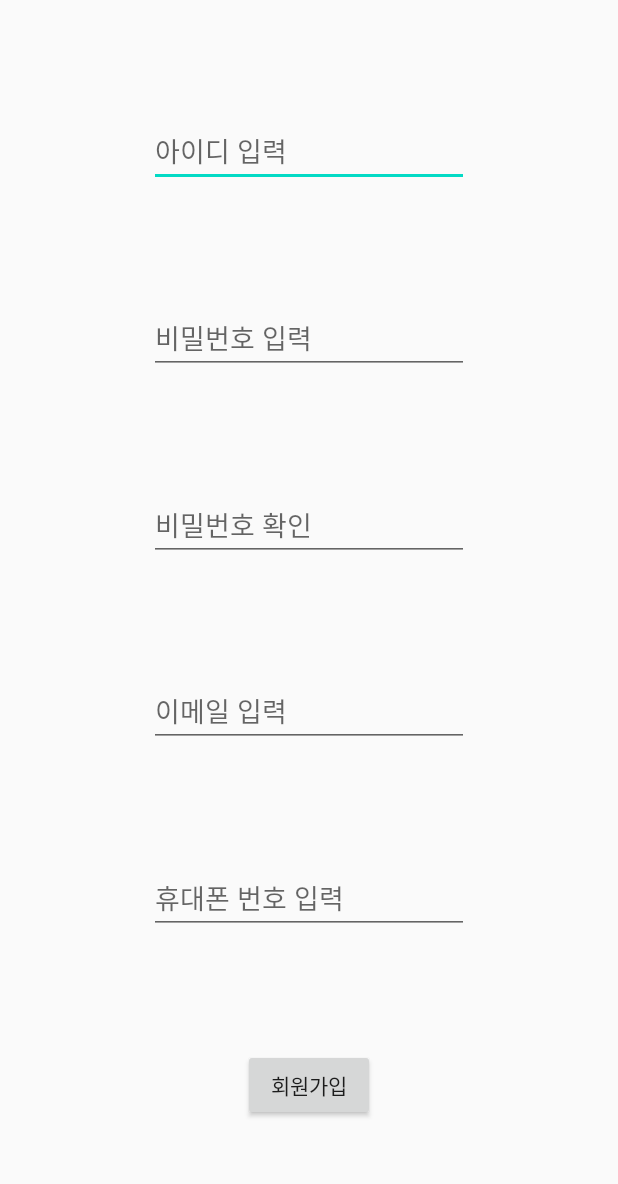
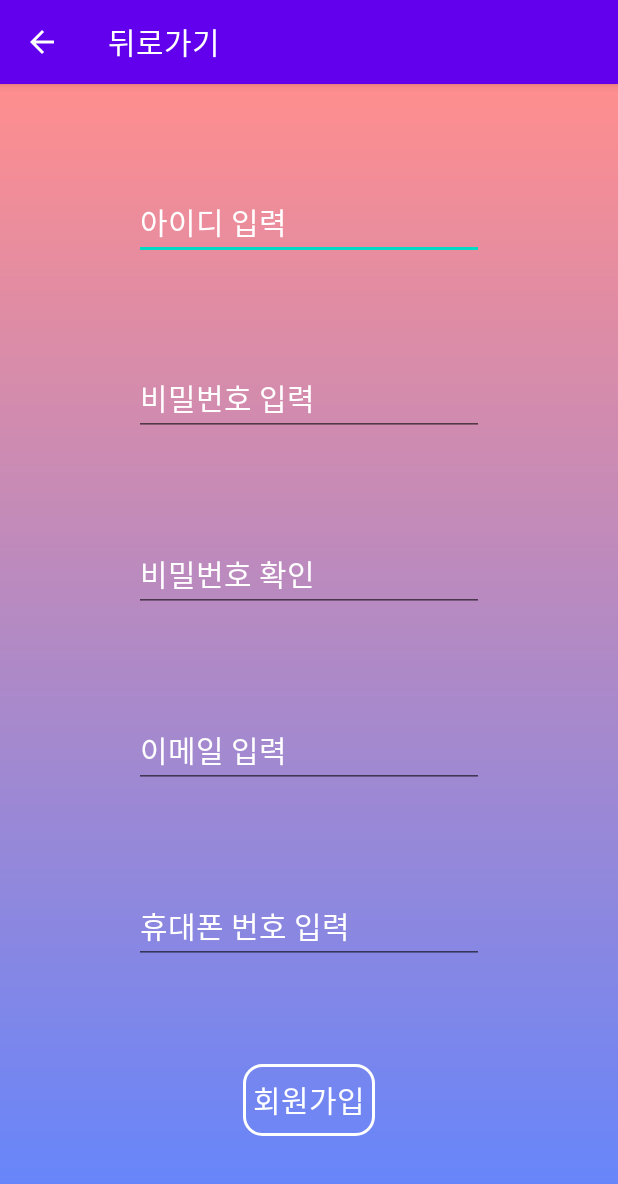
Before and after one commit to 2019-SMHRD-Deep3/doback_Mobile, an Android app: the JoinActivity screen opened directly, with no data from a screen before it, on a phone screen of 412 x 824 dp. Shown: the top 1184 px of the screen. Run offline under Robolectric (Android 15) with nearby library versions, the phone set to English and light mode, and no system bars; our stand-ins replace Volley.

Commit message:
홈, 회원가입, 로그인 화면 간단한 디자인

```diff
--- a/app/src/main/AndroidManifest.xml
+++ b/app/src/main/AndroidManifest.xml
@@ -18,12 +18,11 @@
                 <category android:name="android.intent.category.LAUNCHER" />
             </intent-filter>
         </activity>
-        <activity android:name=".IntroActivity"></activity>
         <activity android:name=".CorrectionActivity" />
         <activity android:name=".Step01Activity" />
         <activity android:name=".StudyActivity" />
-        <activity android:name=".LoginActivity" />
-        <activity android:name=".JoinActivity" />
+        <activity android:name=".LoginActivity" android:parentActivityName=".HomeActivity" />
+        <activity android:name=".JoinActivity" android:parentActivityName=".HomeActivity" />
         <activity android:name=".MainActivity">
 
         </activity>
--- a/app/src/main/java/com/example/doback/HomeActivity.java
+++ b/app/src/main/java/com/example/doback/HomeActivity.java
@@ -1,5 +1,6 @@
 package com.example.doback;
 
+import androidx.appcompat.app.ActionBar;
 import androidx.appcompat.app.AppCompatActivity;
 
 import android.content.Intent;
@@ -15,6 +16,8 @@ public class HomeActivity extends AppCompatActivity {
     protected void onCreate(Bundle savedInstanceState) {
         super.onCreate(savedInstanceState);
         setContentView(R.layout.activity_home);
+        ActionBar actionBar = getSupportActionBar();
+        actionBar.hide();
 
         btn_login = findViewById(R.id.bnt_login);
         btn_join = findViewById(R.id.btn_join);
--- a/app/src/main/java/com/example/doback/JoinActivity.java
+++ b/app/src/main/java/com/example/doback/JoinActivity.java
@@ -80,7 +80,8 @@ public class JoinActivity extends AppCompatActivity {
         super.onCreate(savedInstanceState);
         setContentView(R.layout.activity_join);
         ActionBar actionBar = getSupportActionBar();
-        actionBar.hide();
+        actionBar.setTitle("뒤로가기");
+        actionBar.setDisplayHomeAsUpEnabled(true);
 
         getAppKeyHash();
 
--- a/app/src/main/java/com/example/doback/LoginActivity.java
+++ b/app/src/main/java/com/example/doback/LoginActivity.java
@@ -80,7 +80,8 @@ public class LoginActivity extends AppCompatActivity {
         super.onCreate(savedInstanceState);
         setContentView(R.layout.activity_login);
         ActionBar actionBar = getSupportActionBar();
-        actionBar.hide();
+        actionBar.setTitle("뒤로가기");
+        actionBar.setDisplayHomeAsUpEnabled(true);
 
         getAppKeyHash();
 
--- /dev/null
+++ b/app/src/main/res/drawable/bg1.xml
@@ -0,0 +1,10 @@
+<?xml version="1.0" encoding="utf-8"?>
+<shape xmlns:android="http://schemas.android.com/apk/res/android"
+    android:shape="rectangle">
+
+    <gradient
+        android:startColor="#ff8e8e"
+        android:endColor="#6085ff"
+        android:angle="270"/>
+        <!--android:endColor="#"-->
+</shape>
--- /dev/null
+++ b/app/src/main/res/drawable/btn1.xml
@@ -0,0 +1,32 @@
+<?xml version="1.0" encoding="utf-8"?>
+<selector xmlns:android="http://schemas.android.com/apk/res/android">
+
+    <item android:state_pressed="false">
+        <shape>
+            <stroke
+                android:width="2dp"
+                android:color="#ffffff"/>
+            <corners
+                android:bottomLeftRadius="12dp"
+                android:bottomRightRadius="12dp"
+                android:topLeftRadius="12dp"
+                android:topRightRadius="12dp"/>
+        </shape>
+    </item>
+    <item android:state_pressed="true">
+        <shape>
+            <gradient
+                android:angle="90"
+                android:endColor="#6085ff"
+                android:startColor="#ff8e8e"/>
+            <stroke
+                android:width="2dp"
+                android:color="#ffffff"/>
+            <corners
+                android:bottomLeftRadius="12dp"
+                android:bottomRightRadius="12dp"
+                android:topLeftRadius="12dp"
+                android:topRightRadius="12dp"/>
+        </shape>
+    </item>
+</selector>
--- a/app/src/main/res/layout/activity_join.xml
+++ b/app/src/main/res/layout/activity_join.xml
@@ -4,6 +4,7 @@
     xmlns:tools="http://schemas.android.com/tools"
     android:layout_width="match_parent"
     android:layout_height="match_parent"
+    android:background="@drawable/bg1"
     tools:context=".JoinActivity">
 
     <EditText
@@ -13,6 +14,9 @@
         android:ems="10"
         android:hint="아이디 입력"
         android:inputType="textPersonName"
+        android:textColor="@android:color/background_light"
+        android:textColorHint="@android:color/background_light"
+        android:textSize="20dp"
         app:layout_constraintBottom_toTopOf="@+id/et_pw"
         app:layout_constraintEnd_toEndOf="parent"
         app:layout_constraintStart_toStartOf="parent"
@@ -25,6 +29,9 @@
         android:ems="10"
         android:hint="비밀번호 입력"
         android:inputType="textPassword"
+        android:textColor="@android:color/background_light"
+        android:textColorHint="@android:color/background_light"
+        android:textSize="20dp"
         app:layout_constraintBottom_toTopOf="@+id/et_pwCheck"
         app:layout_constraintEnd_toEndOf="parent"
         app:layout_constraintStart_toStartOf="parent"
@@ -37,6 +44,9 @@
         android:ems="10"
         android:hint="비밀번호 확인"
         android:inputType="textPassword"
+        android:textColor="@android:color/background_light"
+        android:textColorHint="@android:color/background_light"
+        android:textSize="20dp"
         app:layout_constraintBottom_toTopOf="@+id/et_email"
         app:layout_constraintEnd_toEndOf="parent"
         app:layout_constraintStart_toStartOf="parent"
@@ -49,6 +59,9 @@
         android:ems="10"
         android:hint="이메일 입력"
         android:inputType="textPersonName"
+        android:textColor="@android:color/background_light"
+        android:textColorHint="@android:color/background_light"
+        android:textSize="20dp"
         app:layout_constraintBottom_toTopOf="@+id/et_phone"
         app:layout_constraintEnd_toEndOf="parent"
         app:layout_constraintStart_toStartOf="parent"
@@ -61,6 +74,9 @@
         android:ems="10"
         android:hint="휴대폰 번호 입력"
         android:inputType="textPersonName"
+        android:textColor="@android:color/background_light"
+        android:textColorHint="@android:color/background_light"
+        android:textSize="20dp"
         app:layout_constraintBottom_toTopOf="@+id/btn_join"
         app:layout_constraintEnd_toEndOf="parent"
         app:layout_constraintStart_toStartOf="parent"
@@ -68,9 +84,13 @@
 
     <Button
         android:id="@+id/btn_join"
+        style="@style/Widget.AppCompat.Button.Borderless"
         android:layout_width="wrap_content"
         android:layout_height="wrap_content"
+        android:background="@drawable/btn1"
         android:text="회원가입"
+        android:textColor="@android:color/background_light"
+        android:textSize="20dp"
         app:layout_constraintBottom_toBottomOf="parent"
         app:layout_constraintEnd_toEndOf="parent"
         app:layout_constraintStart_toStartOf="parent"
```
Also changed, not shown: app/src/main/java/com/example/doback/IntroActivity.java (deleted, +0 -14 lines), app/src/main/res/layout/activity_home.xml (+22 -7 lines), app/src/main/res/layout/activity_intro.xml (deleted, +0 -51 lines), app/src/main/res/layout/activity_login.xml (+11 -0 lines).
